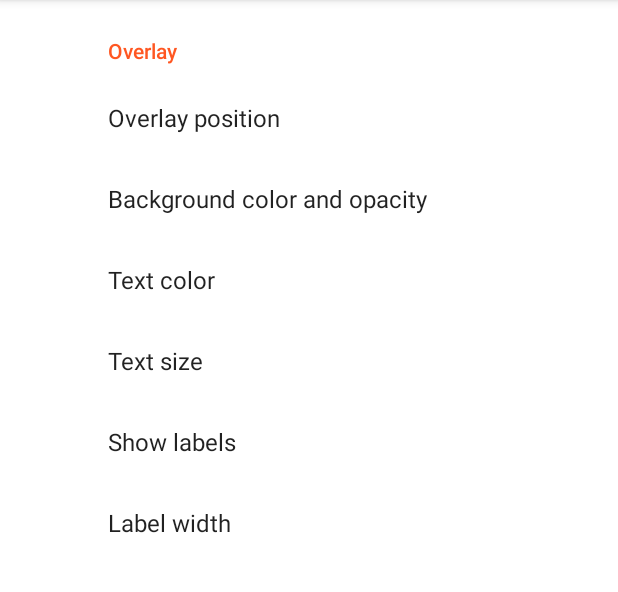
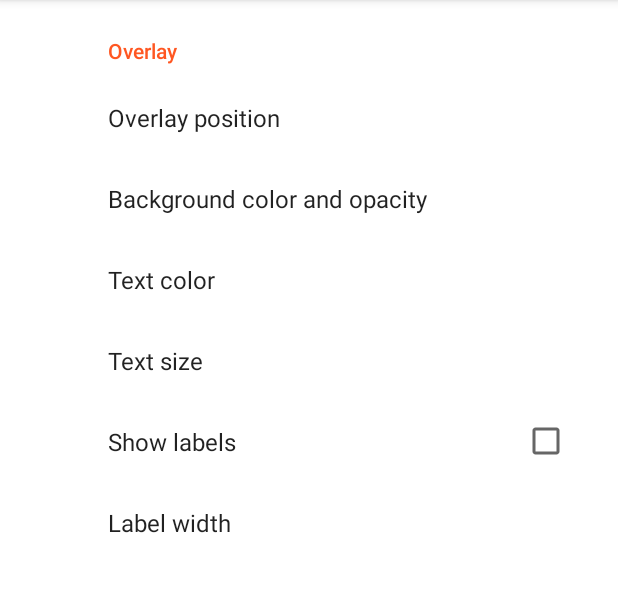
Before and after one commit to saschabrunner/Android-Thermal-Monitor, an Android app: the fragment OverlaySettingsFragment shown on its own in the app's theme, on a phone screen of 412 x 824 dp, the part 84-676 px from its top. Run offline under Robolectric (Android 15) with nearby library versions, the phone set to English and light mode, and no system bars; our stand-ins replace androidx.preference.

Commit message:
Improve overlay settings

```diff
--- a/app/src/main/java/com/gitlab/saschabrunner/thermalmonitor/main/monitor/MonitorService.java
+++ b/app/src/main/java/com/gitlab/saschabrunner/thermalmonitor/main/monitor/MonitorService.java
@@ -115,7 +115,9 @@ public class MonitorService extends Service implements MonitorController {
     }
 
     private void initOverlay() {
-        OverlayConfig overlayConfig = new OverlayConfig(Utils.getGlobalPreferences(this));
+        OverlayConfig overlayConfig = new OverlayConfig(
+                Utils.getGlobalPreferences(this),
+                getResources().getDisplayMetrics());
 
         // Inflate layout
         OverlayBinding overlayViewBinding = OverlayBinding.inflate(LayoutInflater.from(this));
--- a/app/src/main/java/com/gitlab/saschabrunner/thermalmonitor/util/PreferenceConstants.java
+++ b/app/src/main/java/com/gitlab/saschabrunner/thermalmonitor/util/PreferenceConstants.java
@@ -2,7 +2,6 @@ package com.gitlab.saschabrunner.thermalmonitor.util;
 
 import android.graphics.Color;
 import android.view.Gravity;
-import android.view.View;
 
 import java.util.Collections;
 import java.util.Set;
@@ -35,6 +34,6 @@ public class PreferenceConstants {
     public static final String DEF_OVERLAY_BACKGROUND_COLOR = String.valueOf(0x80FFFFFF);
     public static final String DEF_OVERLAY_TEXT_COLOR = String.valueOf(Color.BLACK);
     public static final String DEF_OVERLAY_TEXT_SIZE = String.valueOf(24);
-    public static final String DEF_OVERLAY_LABEL_VISIBILITY = String.valueOf(View.VISIBLE);
+    public static final boolean DEF_OVERLAY_LABEL_VISIBILITY = true;
     public static final String DEF_OVERLAY_LABEL_WIDTH = String.valueOf(260);
 }
--- /dev/null
+++ b/app/src/main/res/values/arrays_preference.xml
@@ -0,0 +1,15 @@
+<?xml version="1.0" encoding="utf-8"?>
+<resources>
+    <string-array name="overlayPositionEntries">
+        <item>@string/topLeft</item>
+        <item>@string/topRight</item>
+        <item>@string/bottomLeft</item>
+        <item>@string/bottomRight</item>
+    </string-array>
+    <string-array name="overlayPositionValues">
+        <item>0x33</item>
+        <item>0x35</item>
+        <item>0x53</item>
+        <item>0x55</item>
+    </string-array>
+</resources>
--- a/app/src/main/res/values/strings.xml
+++ b/app/src/main/res/values/strings.xml
@@ -39,4 +39,8 @@
     <string name="enableRootGloballyFirstToUseThisFeature">Enable root globally first to use this feature</string>
     <string name="noThermalZonesFound">No thermal zones found</string>
     <string name="couldNotFindAnyThermalZones">Could not find any thermal zones</string>
+    <string name="topLeft">Top Left</string>
+    <string name="topRight">Top Right</string>
+    <string name="bottomLeft">Bottom Left</string>
+    <string name="bottomRight">Bottom Right</string>
 </resources>
--- a/app/src/main/res/xml/fragment_settings_overlay.xml
+++ b/app/src/main/res/xml/fragment_settings_overlay.xml
@@ -2,9 +2,11 @@
 <androidx.preference.PreferenceScreen xmlns:app="http://schemas.android.com/apk/res-auto">
 
     <PreferenceCategory app:title="Overlay">
-        <EditTextPreference
+        <ListPreference
+            app:entries="@array/overlayPositionEntries"
             app:key="overlayTextGravity"
-            app:title="Overlay position" />
+            app:title="Overlay position"
+            app:entryValues="@array/overlayPositionValues" />
         <EditTextPreference
             app:key="overlayBackgroundColor"
             app:title="Background color and opacity" />
@@ -14,11 +16,12 @@
         <EditTextPreference
             app:key="overlayTextSize"
             app:title="Text size" />
-        <EditTextPreference
+        <CheckBoxPreference
             app:key="overlayLabelVisibility"
             app:title="Show labels" />
         <EditTextPreference
             app:key="overlayLabelWidth"
+            app:dependency="overlayLabelVisibility"
             app:title="Label width" />
     </PreferenceCategory>
 
```
Also changed, not shown: app/src/main/java/com/gitlab/saschabrunner/thermalmonitor/main/monitor/overlay/OverlayConfig.java (+16 -9 lines).
